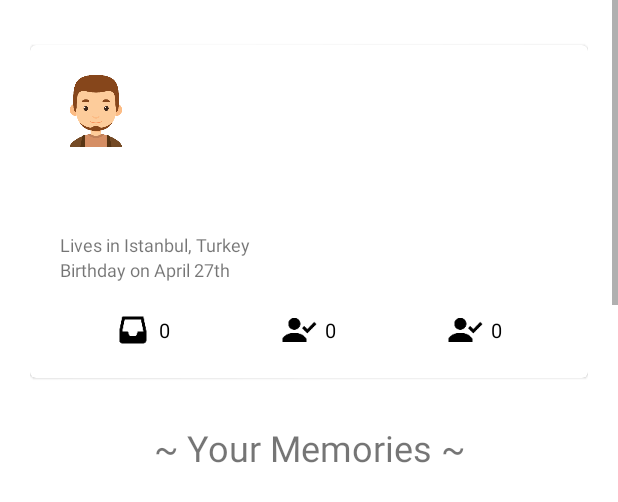
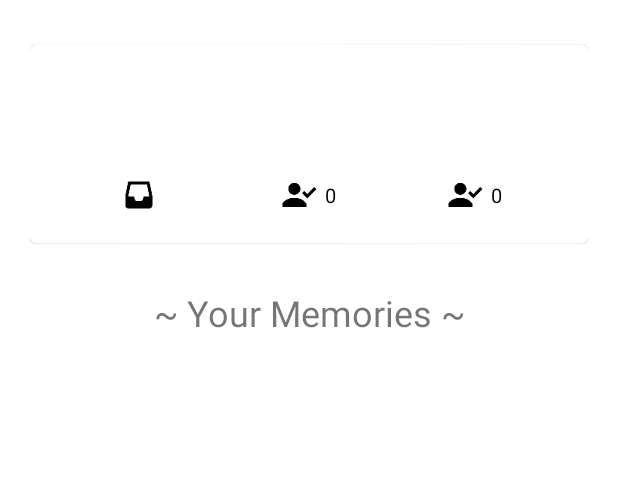
Before and after one commit to bounswe/bounswe2018group4, an Android app: the layout fragment_profile.xml on its own in the app's theme, with its tools: preview values and no code run, on a phone screen of 412 x 824 dp. Shown: the top 502 px of the screen. Run offline under Robolectric (Android 15) with nearby library versions, the phone set to English and light mode, and no system bars.

Commit message:
New design of fragment profile.

```diff
--- a/memorist-android/app/src/main/res/layout/fragment_profile.xml
+++ b/memorist-android/app/src/main/res/layout/fragment_profile.xml
@@ -1,9 +1,4 @@
 <?xml version="1.0" encoding="utf-8"?>
-
-<ScrollView
-    xmlns:android="http://schemas.android.com/apk/res/android"
-    android:layout_width="match_parent"
-    android:layout_height="match_parent" >
 
 <RelativeLayout
     xmlns:android="http://schemas.android.com/apk/res/android"
@@ -42,7 +37,6 @@
                     android:id="@+id/iv_profileProfilePicture"
                     android:layout_width="@dimen/heightMemoryOwnerAvatar"
                     android:layout_height="@dimen/heightMemoryOwnerAvatar"
-                        android:src="@drawable/avatar_icon"
                     android:contentDescription="@string/feedProfilePictureContentDescription"/>
 
                 <LinearLayout
@@ -76,16 +70,6 @@
             </LinearLayout>
 
             <TextView
-                    android:id="@+id/tv_profileBio"
-                    android:layout_width="match_parent"
-                    android:layout_height="wrap_content"
-                    android:layout_marginTop="@dimen/margin_md"
-                    android:layout_marginStart="@dimen/margin_md"
-                    android:layout_marginEnd="@dimen/margin_md"
-                    android:textSize="@dimen/textSizeSmallMemory"
-                    fontPath="fonts/HelvaticaNeue.ttf" />
-
-                <TextView
                 android:id="@+id/tv_profileCity"
                 android:layout_width="match_parent"
                 android:layout_height="wrap_content"
@@ -93,17 +77,17 @@
                 android:layout_marginStart="@dimen/margin_md"
                 android:layout_marginEnd="@dimen/margin_md"
                 android:textSize="@dimen/textSizeSmallMemory"
-                    android:text="Lives in Istanbul, Turkey"
+                android:visibility="gone"
                 fontPath="fonts/HelvaticaNeue.ttf" />
 
             <TextView
-                    android:id="@+id/tv_profileBirthday"
+                android:id="@+id/tv_profileGender"
                 android:layout_width="match_parent"
                 android:layout_height="wrap_content"
                 android:layout_marginStart="@dimen/margin_md"
                 android:layout_marginEnd="@dimen/margin_md"
                 android:textSize="@dimen/textSizeSmallMemory"
-                    android:text="Birthday on April 27th"
+                android:visibility="gone"
                 fontPath="fonts/HelvaticaNeue.ttf" />
 
             <LinearLayout
@@ -113,6 +97,7 @@
                 android:layout_marginStart="@dimen/margin_md"
                 android:layout_marginEnd="@dimen/margin_md"
                 android:layout_marginBottom="@dimen/margin_md"
+                android:baselineAligned="false"
                 android:orientation="horizontal">
 
                 <LinearLayout
@@ -128,7 +113,8 @@
                         android:layout_height="@dimen/heightMemoryButton"
                         android:src="@drawable/posts_icon"
                         android:scaleType="fitCenter"
-                            android:background="@null" />
+                        android:background="@null"
+                        android:contentDescription="@string/profilePostIconContentDescription"/>
 
                     <TextView
                         android:id="@+id/tv_profilePostCount"
@@ -138,7 +124,6 @@
                         android:layout_gravity="center_vertical"
                         android:textSize="@dimen/textSizeBigMemory"
                         android:textColor="@color/black"
-                            android:text="0"
                         fontPath="fonts/HelvaticaNeueCondensedBold.ttf" />
 
                 </LinearLayout>
@@ -217,7 +202,7 @@
         android:layout_below="@+id/mc_profileCard"
         android:gravity="center"
         android:textSize="@dimen/registerWelcomeTextSize"
-            android:text="~ Your Memories ~"
+        android:text="@string/profileMemoryList"
         fontPath="fonts/HelveticaNeueCondensedBold.ttf" />
 
     <ListView
@@ -230,5 +215,3 @@
         android:divider="@null" />
 
 </RelativeLayout>
-
-</ScrollView>
```
Lines whose indentation alone changed are shown as unchanged.
